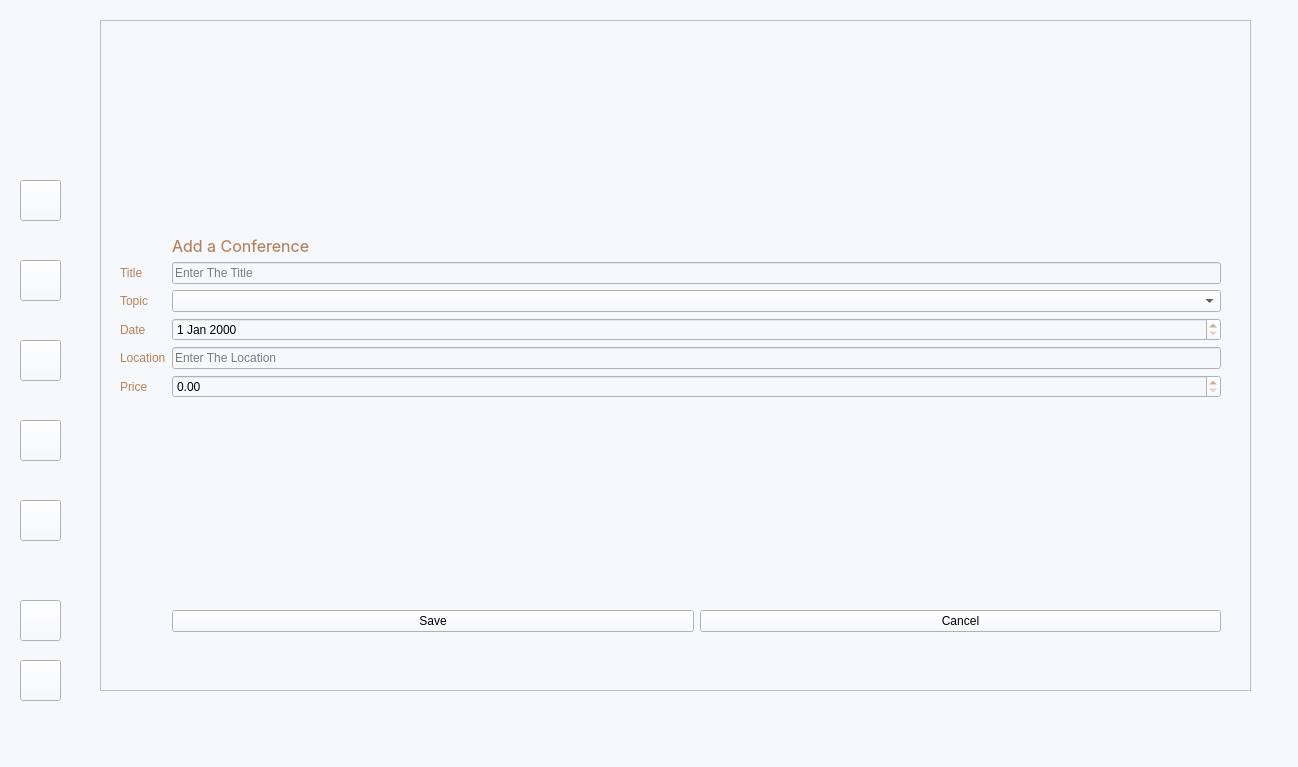
First picture: the form in mainwindow.ui, repository Confused-Guy/Smart-research-publication-management, before the edit.
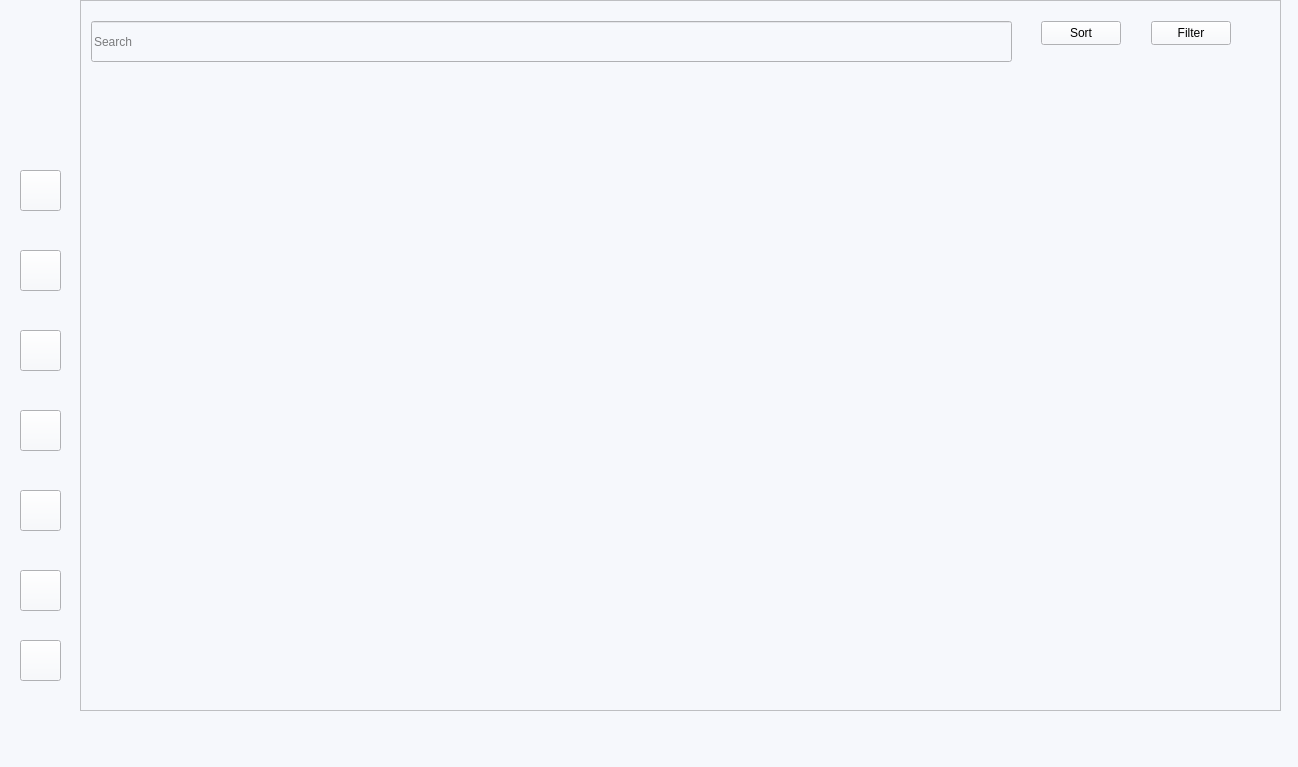
Second picture: the form after the edit. The open tabs and pages were chosen to show the change. Icons and pictures are not drawn.

What changed in the file:
```diff
--- a/mainwindow.ui
+++ b/mainwindow.ui
@@ -138,9 +138,9 @@
    <widget class="QStackedWidget" name="stackedWidget">
     <property name="geometry">
      <rect>
-      <x>90</x>
+      <x>70</x>
       <y>0</y>
-      <width>1191</width>
+      <width>1211</width>
       <height>741</height>
      </rect>
     </property>
@@ -6534,181 +6534,87 @@
        </widget>
       </widget>
       <widget class="QWidget" name="page_16">
-       <widget class="QFrame" name="frame_3">
+       <widget class="QScrollArea" name="scrollArea_2">
         <property name="geometry">
          <rect>
           <x>10</x>
-          <y>20</y>
-          <width>1151</width>
-          <height>671</height>
+          <y>0</y>
+          <width>1201</width>
+          <height>711</height>
          </rect>
         </property>
-        <property name="frameShape">
-         <enum>QFrame::Shape::StyledPanel</enum>
+        <property name="widgetResizable">
+         <bool>true</bool>
         </property>
-        <property name="frameShadow">
-         <enum>QFrame::Shadow::Raised</enum>
-        </property>
-        <widget class="QWidget" name="layoutWidget_3">
+        <widget class="QWidget" name="reviewScrollArea">
          <property name="geometry">
           <rect>
-           <x>10</x>
+           <x>0</x>
            <y>0</y>
-           <width>1121</width>
-           <height>661</height>
+           <width>1199</width>
+           <height>709</height>
           </rect>
          </property>
-         <layout class="QFormLayout" name="formLayout">
-          <property name="leftMargin">
-           <number>10</number>
+         <widget class="QWidget" name="widget_2" native="true">
+          <property name="geometry">
+           <rect>
+            <x>0</x>
+            <y>10</y>
+            <width>1181</width>
+            <height>691</height>
+           </rect>
           </property>
-          <property name="topMargin">
-           <number>10</number>
-          </property>
-          <property name="rightMargin">
-           <number>10</number>
-          </property>
-          <item row="0" column="1">
-           <spacer name="verticalSpacer_3">
-            <property name="orientation">
-             <enum>Qt::Orientation::Vertical</enum>
-            </property>
-            <property name="sizeType">
-             <enum>QSizePolicy::Policy::Preferred</enum>
-            </property>
-            <property name="sizeHint" stdset="0">
-             <size>
-              <width>20</width>
-              <height>200</height>
-             </size>
-            </property>
-           </spacer>
-          </item>
-          <item row="2" column="0">
-           <widget class="QLabel" name="label_42">
-            <property name="text">
-             <string>Title</string>
-            </property>
-           </widget>
-          </item>
-          <item row="2" column="1">
-           <widget class="QLineEdit" name="cTitleEdit">
-            <property name="placeholderText">
-             <string>Enter The Title</string>
-            </property>
-           </widget>
-          </item>
-          <item row="3" column="0">
-           <widget class="QLabel" name="label_25">
-            <property name="text">
-             <string>Topic</string>
-            </property>
-           </widget>
-          </item>
-          <item row="3" column="1">
-           <widget class="QComboBox" name="topicCombo">
-            <property name="placeholderText">
-             <string>Topic of Conference</string>
-            </property>
-           </widget>
-          </item>
-          <item row="4" column="0">
-           <widget class="QLabel" name="label_26">
-            <property name="text">
-             <string>Date</string>
-            </property>
-           </widget>
-          </item>
-          <item row="4" column="1">
-           <widget class="QDateEdit" name="dateEdit">
-            <property name="styleSheet">
-             <string notr="true"/>
-            </property>
-           </widget>
-          </item>
-          <item row="5" column="0">
-           <widget class="QLabel" name="label_27">
-            <property name="text">
-             <string>Location</string>
-            </property>
-           </widget>
-          </item>
-          <item row="5" column="1">
-           <widget class="QLineEdit" name="locationEdit">
-            <property name="placeholderText">
-             <string>Enter The Location</string>
-            </property>
-           </widget>
-          </item>
-          <item row="7" column="0">
-           <widget class="QLabel" name="label_28">
-            <property name="text">
-             <string>Price</string>
-            </property>
-           </widget>
-          </item>
-          <item row="7" column="1">
-           <widget class="QDoubleSpinBox" name="priceSpin">
-            <property name="styleSheet">
-             <string notr="true"/>
-            </property>
-           </widget>
-          </item>
-          <item row="8" column="1">
-           <spacer name="verticalSpacer">
-            <property name="orientation">
-             <enum>Qt::Orientation::Vertical</enum>
-            </property>
-            <property name="sizeType">
-             <enum>QSizePolicy::Policy::Preferred</enum>
-            </property>
-            <property name="sizeHint" stdset="0">
-             <size>
-              <width>20</width>
-              <height>200</height>
-             </size>
-            </property>
-           </spacer>
-          </item>
-          <item row="9" column="1">
-           <layout class="QHBoxLayout" name="horizontalLayout">
-            <item>
-             <widget class="QPushButton" name="saveConfBtn">
-              <property name="cursor">
-               <cursorShape>PointingHandCursor</cursorShape>
-              </property>
-              <property name="text">
-               <string>Save</string>
-              </property>
-              <property name="icon">
-               <iconset>
-                <normaloff>icons/save.svg</normaloff>icons/save.svg</iconset>
-              </property>
-             </widget>
-            </item>
-            <item>
-             <widget class="QPushButton" name="cancelConfBtn">
-              <property name="text">
-               <string>Cancel</string>
-              </property>
-             </widget>
-            </item>
-           </layout>
-          </item>
-          <item row="1" column="1">
-           <widget class="QLabel" name="collaborationCreationCollaborationTitleLabel_3">
-            <property name="font">
-             <font>
-              <family>-apple-system</family>
-              <pointsize>12</pointsize>
-             </font>
-            </property>
-            <property name="text">
-             <string>Add a Conference</string>
-            </property>
-           </widget>
-          </item>
-         </layout>
+          <widget class="QWidget" name="verticalLayoutWidget">
+           <property name="geometry">
+            <rect>
+             <x>0</x>
+             <y>70</y>
+             <width>1181</width>
+             <height>631</height>
+            </rect>
+           </property>
+           <layout class="QVBoxLayout" name="reviewLayout"/>
+          </widget>
+          <widget class="QLineEdit" name="lineEdit_31">
+           <property name="geometry">
+            <rect>
+             <x>10</x>
+             <y>10</y>
+             <width>921</width>
+             <height>41</height>
+            </rect>
+           </property>
+           <property name="placeholderText">
+            <string>Search</string>
+           </property>
+          </widget>
+          <widget class="QPushButton" name="pushButton_9">
+           <property name="geometry">
+            <rect>
+             <x>1070</x>
+             <y>10</y>
+             <width>80</width>
+             <height>24</height>
+            </rect>
+           </property>
+           <property name="text">
+            <string>Filter</string>
+           </property>
+          </widget>
+          <widget class="QPushButton" name="pushButton_15">
+           <property name="geometry">
+            <rect>
+             <x>960</x>
+             <y>10</y>
+             <width>80</width>
+             <height>24</height>
+            </rect>
+           </property>
+           <property name="text">
+            <string>Sort</string>
+           </property>
+          </widget>
+         </widget>
         </widget>
        </widget>
       </widget>
@@ -10905,9 +10811,9 @@
    <widget class="QStackedWidget" name="sideBarStack">
     <property name="geometry">
      <rect>
-      <x>0</x>
+      <x>10</x>
       <y>0</y>
-      <width>91</width>
+      <width>61</width>
       <height>741</height>
      </rect>
     </property>
@@ -10977,8 +10883,8 @@
      <widget class="QPushButton" name="conf">
       <property name="geometry">
        <rect>
-        <x>20</x>
-        <y>340</y>
+        <x>10</x>
+        <y>330</y>
         <width>41</width>
         <height>41</height>
        </rect>
@@ -10997,8 +10903,8 @@
      <widget class="QLabel" name="pic">
       <property name="geometry">
        <rect>
-        <x>20</x>
-        <y>10</y>
+        <x>10</x>
+        <y>20</y>
         <width>41</width>
         <height>41</height>
        </rect>
@@ -11019,8 +10925,8 @@
      <widget class="QPushButton" name="collab">
       <property name="geometry">
        <rect>
-        <x>20</x>
-        <y>420</y>
+        <x>10</x>
+        <y>410</y>
         <width>41</width>
         <height>41</height>
        </rect>
@@ -11039,8 +10945,8 @@
      <widget class="QPushButton" name="profile">
       <property name="geometry">
        <rect>
-        <x>20</x>
-        <y>600</y>
+        <x>10</x>
+        <y>570</y>
         <width>41</width>
         <height>41</height>
        </rect>
@@ -11062,8 +10968,8 @@
      <widget class="QPushButton" name="reveiw">
       <property name="geometry">
        <rect>
-        <x>20</x>
-        <y>180</y>
+        <x>10</x>
+        <y>170</y>
         <width>41</width>
         <height>41</height>
        </rect>
@@ -11082,8 +10988,8 @@
      <widget class="QPushButton" name="Research">
       <property name="geometry">
        <rect>
-        <x>20</x>
-        <y>260</y>
+        <x>10</x>
+        <y>250</y>
         <width>41</width>
         <height>41</height>
        </rect>
@@ -11102,8 +11008,8 @@
      <widget class="QPushButton" name="modeSwitch">
       <property name="geometry">
        <rect>
-        <x>20</x>
-        <y>660</y>
+        <x>10</x>
+        <y>640</y>
         <width>41</width>
         <height>41</height>
        </rect>
@@ -11122,8 +11028,8 @@
      <widget class="QPushButton" name="publication">
       <property name="geometry">
        <rect>
-        <x>20</x>
-        <y>500</y>
+        <x>10</x>
+        <y>490</y>
         <width>41</width>
         <height>41</height>
        </rect>
```
Left out of the diff: 68 changed lines with no effect on the pictures.
